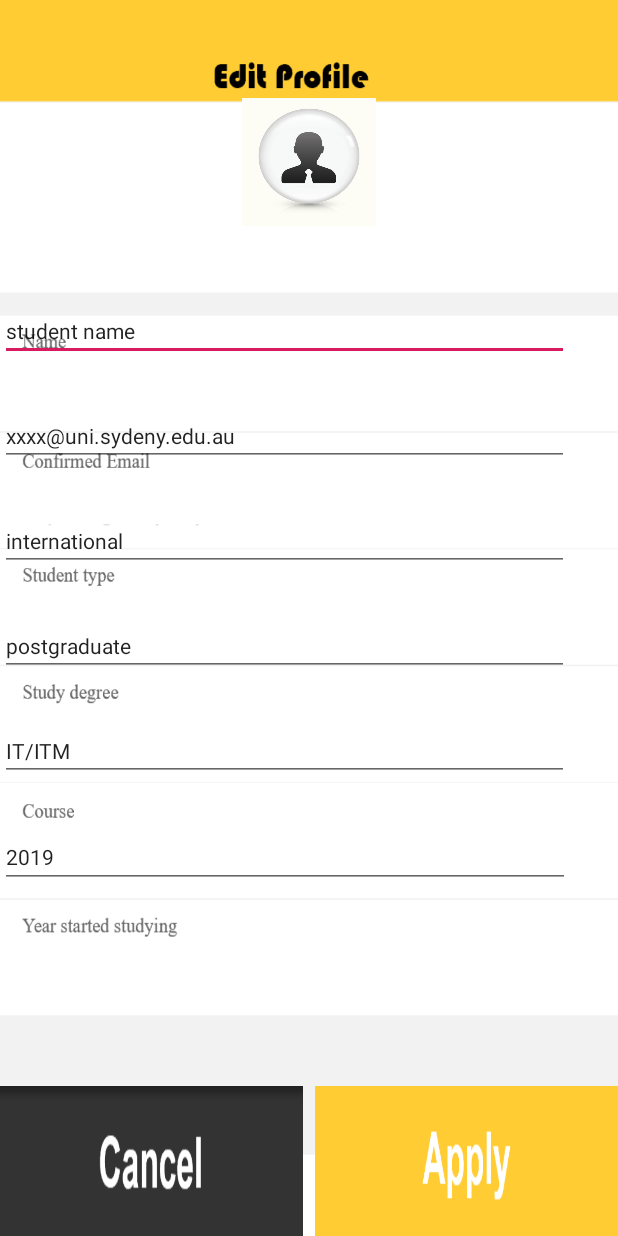
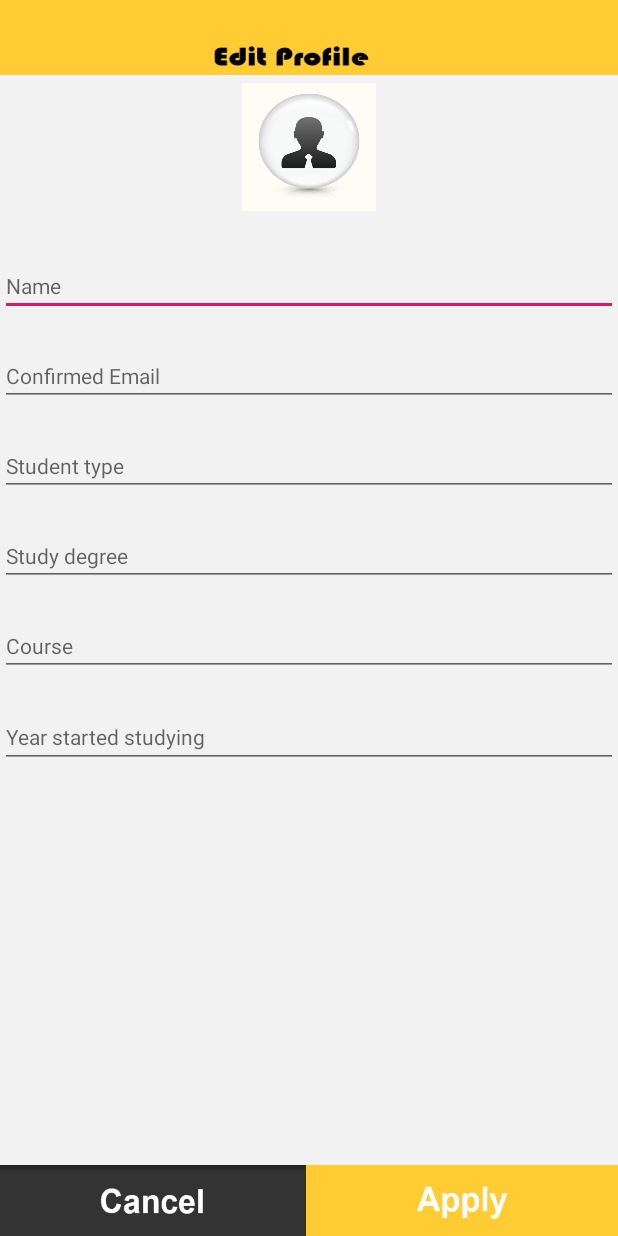
Before and after one commit to BuaaFreeTime/LazyGod, an Android app: the MeEditActivity screen opened directly, with no data from a screen before it, on a phone screen of 412 x 824 dp. Run offline under Robolectric (Android 15) with nearby library versions, the phone set to English and light mode, and no system bars.

Commit message:
10.25 change layout

```diff
--- a/app/src/main/res/layout/activity_me_edit.xml
+++ b/app/src/main/res/layout/activity_me_edit.xml
@@ -2,87 +2,106 @@
 <RelativeLayout xmlns:android="http://schemas.android.com/apk/res/android"
     android:orientation="vertical" android:layout_width="match_parent"
     android:layout_height="match_parent"
-    android:background="@drawable/meedit">
+    >
 
+
+    <TextView
+        android:id="@+id/meedit"
+        android:layout_width="match_parent"
+        android:layout_height="50dp"
+        android:background="@drawable/meedit"
+        android:ems="10"
+        />
+
+    <TextView
+        android:id="@+id/me_bakground"
+        android:layout_width="match_parent"
+        android:layout_height="match_parent"
+        android:background="@drawable/me_background"
+        android:ems="10"
+        android:layout_below="@+id/meedit"
+        />
 
     <ImageButton
         android:id="@+id/imageBtnFace"
         android:layout_width="89dp"
         android:layout_height="85dp"
-        android:layout_marginTop="65dp"
+        android:layout_below="@+id/meedit"
         android:layout_centerHorizontal="true"
-        android:background="@drawable/face"/>
+        android:background="@drawable/face"
+        android:layout_marginTop="5dp"
+        />
 
     <EditText
         android:id="@+id/editTextName"
-        android:layout_width="379dp"
+        android:layout_width="match_parent"
         android:layout_height="40dp"
         android:ems="10"
         android:inputType="textPersonName"
-        android:text="student name"
+        android:hint="Name"
         android:textSize="14sp"
         android:layout_below="@id/imageBtnFace"
-        android:layout_marginTop="50dp"/>
+        android:layout_marginTop="30dp"/>
 
     <EditText
         android:id="@+id/editTextEmail"
-        android:layout_width="379dp"
+        android:layout_width="match_parent"
         android:layout_height="40dp"
         android:ems="10"
         android:inputType="textPersonName"
-        android:text="xxxx@uni.sydeny.edu.au"
+        android:hint="Confirmed Email"
         android:textSize="14sp"
         android:layout_below="@id/editTextName"
-        android:layout_marginTop="30dp"/>
+        android:layout_marginTop="20dp"/>
 
     <EditText
         android:id="@+id/editTextInternational"
-        android:layout_width="379dp"
+        android:layout_width="match_parent"
         android:layout_height="40dp"
         android:ems="10"
         android:inputType="textPersonName"
-        android:text="international"
+        android:hint="Student type"
         android:textSize="14sp"
         android:layout_below="@id/editTextEmail"
-        android:layout_marginTop="30dp"/>
+        android:layout_marginTop="20dp"/>
 
     <EditText
         android:id="@+id/editTextDegree"
-        android:layout_width="379dp"
+        android:layout_width="match_parent"
         android:layout_height="40dp"
         android:ems="10"
         android:inputType="textPersonName"
-        android:text="postgraduate"
+        android:hint="Study degree"
         android:textSize="14sp"
         android:layout_below="@id/editTextInternational"
-        android:layout_marginTop="30dp"/>
+        android:layout_marginTop="20dp"/>
 
     <EditText
         android:id="@+id/editTextMajor"
-        android:layout_width="379dp"
+        android:layout_width="match_parent"
         android:layout_height="40dp"
         android:ems="10"
         android:inputType="textPersonName"
-        android:text="IT/ITM"
+        android:hint="Course"
         android:textSize="14sp"
         android:layout_below="@id/editTextDegree"
-        android:layout_marginTop="30dp"/>
+        android:layout_marginTop="20dp"/>
 
     <EditText
         android:id="@+id/editTextYear"
-        android:layout_width="380dp"
+        android:layout_width="match_parent"
         android:layout_height="41dp"
         android:ems="10"
         android:inputType="textPersonName"
-        android:text="2019"
+        android:hint="Year started studying"
         android:textSize="14sp"
         android:layout_below="@id/editTextMajor"
-        android:layout_marginTop="30dp"/>
+        android:layout_marginTop="20dp"/>
 
     <Button
         android:id="@+id/btnCancel"
-        android:layout_width="202dp"
-        android:layout_height="100dp"
+        android:layout_width="204dp"
+        android:layout_height="47dp"
         android:layout_alignParentLeft="true"
         android:layout_alignParentBottom="true"
         android:background="@drawable/cancelbutton"
@@ -91,9 +110,10 @@
     <Button
         android:id="@+id/btnApply"
         android:layout_width="202dp"
-        android:layout_height="100dp"
+        android:layout_height="47dp"
         android:layout_alignParentRight="true"
         android:layout_alignParentBottom="true"
+        android:layout_toRightOf="@+id/btnCancel"
         android:background="@drawable/applybutton"
         android:onClick="onAddItemClick"/>
 
--- a/app/src/main/res/layout/activity_my_task_applied.xml
+++ b/app/src/main/res/layout/activity_my_task_applied.xml
@@ -8,7 +8,7 @@
 
     <Button
         android:id="@+id/btnApplied_Runner"
-        android:layout_width="138dp"
+        android:layout_width="136dp"
         android:layout_height="65dp"
         android:background="@drawable/runnerbutton2"
         android:layout_alignParentBottom="true"
--- a/app/src/main/res/layout/activity_my_task_sent.xml
+++ b/app/src/main/res/layout/activity_my_task_sent.xml
@@ -8,7 +8,7 @@
 
     <Button
         android:id="@+id/btnSent_Runner"
-        android:layout_width="138dp"
+        android:layout_width="136dp"
         android:layout_height="65dp"
         android:background="@drawable/runnerbutton2"
         android:layout_alignParentBottom="true"
--- a/app/src/main/res/layout/activity_post_task.xml
+++ b/app/src/main/res/layout/activity_post_task.xml
@@ -18,7 +18,7 @@
 
     <Button
         android:id="@+id/btnPost_post"
-        android:layout_width="206dp"
+        android:layout_width="210dp"
         android:layout_height="47dp"
         android:background="@drawable/postbutton"
         android:layout_alignParentBottom="true"
```
Also changed, not shown: app/src/main/res/layout/activity_main.xml (+36 -15 lines), app/src/main/res/layout/activity_me.xml (+40 -28 lines), app/src/main/res/drawable/home.png, app/src/main/res/drawable/home_searching.png (added), app/src/main/res/drawable/home_searchingtext.png (added), app/src/main/res/drawable/me.png, app/src/main/res/drawable/me_background.png (added), app/src/main/res/drawable/meedit.png.
